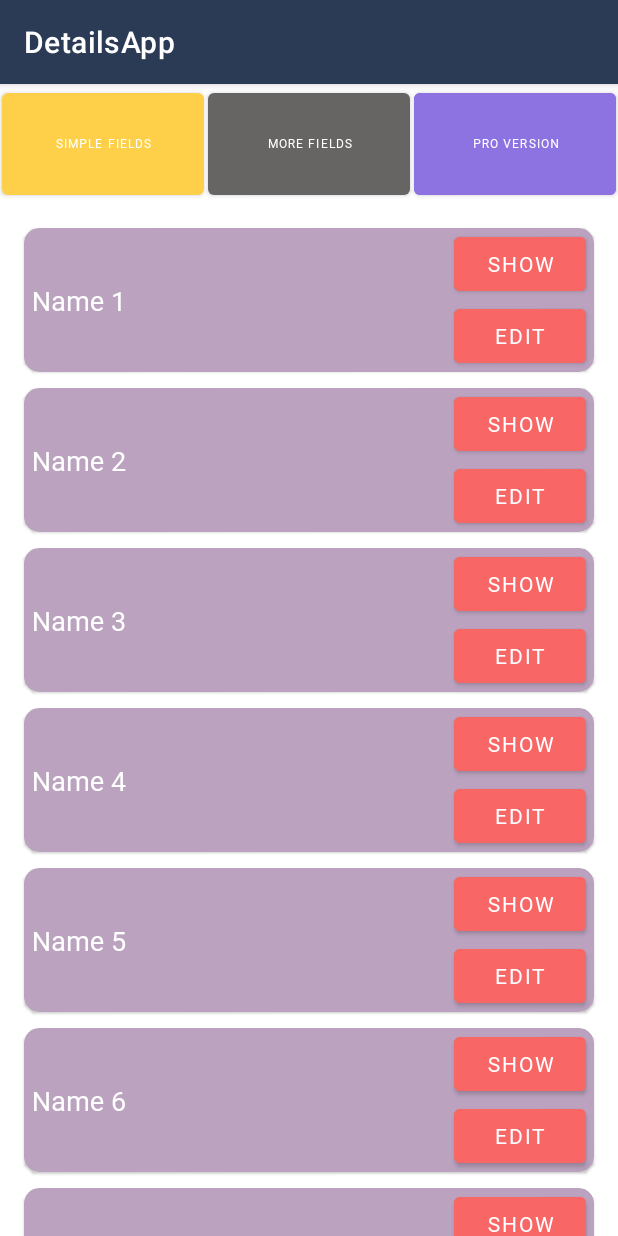
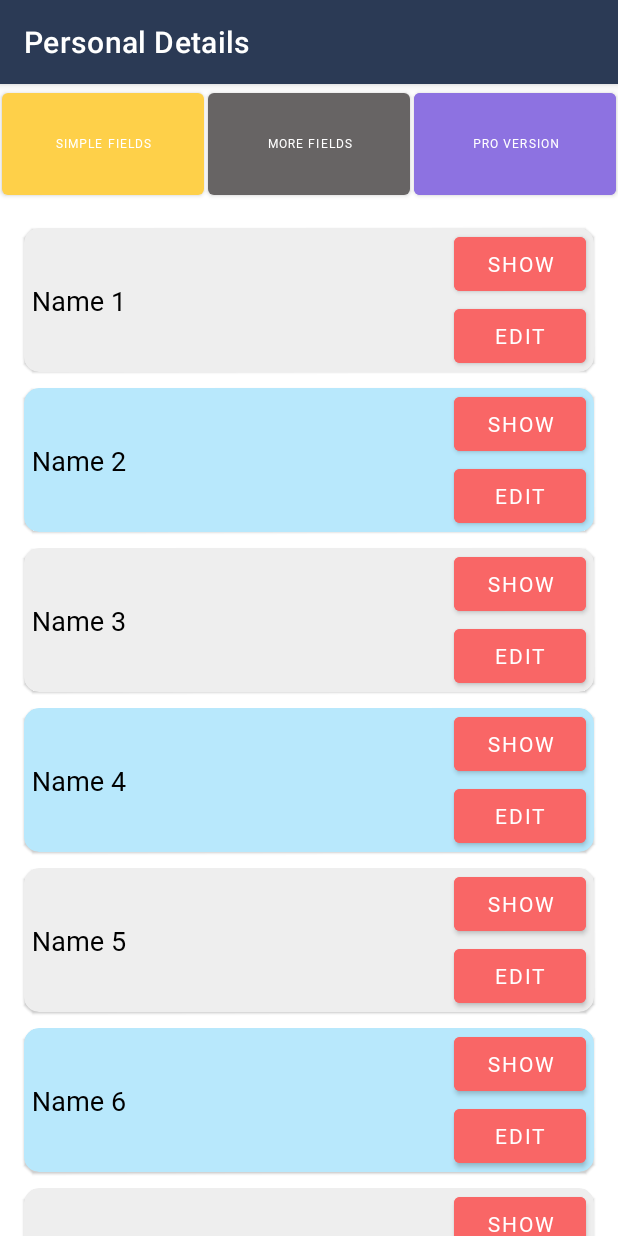
Before and after one commit to rakesharma1987/DetailsApp, an Android app: the screen it shows after launch (MainActivity), on a phone screen of 412 x 824 dp. Run offline under Robolectric (Android 15) with nearby library versions, the light colour scheme and no system bars; our stand-ins replace AdMob, Room's generated code, data binding; 1 statement that could not run was skipped.

Commit message:
all changes done

```diff
--- a/app/src/main/AndroidManifest.xml
+++ b/app/src/main/AndroidManifest.xml
@@ -30,7 +30,6 @@
             android:exported="true">
             <intent-filter>
                 <action android:name="android.intent.action.MAIN" />
-
                 <category android:name="android.intent.category.LAUNCHER" />
             </intent-filter>
 
--- a/app/src/main/java/com/example/detailsapp/DetailsActivity.kt
+++ b/app/src/main/java/com/example/detailsapp/DetailsActivity.kt
@@ -13,6 +13,7 @@ class DetailsActivity : AppCompatActivity() {
     override fun onCreate(savedInstanceState: Bundle?) {
         super.onCreate(savedInstanceState)
         binding = DataBindingUtil.setContentView(this, R.layout.activity_details)
+        supportActionBar!!.title = "Personal Details"
 
         val data = intent.getStringExtra("DATA")
         val detail = Gson().fromJson(data, Details::class.java)
--- a/app/src/main/java/com/example/detailsapp/DetailsAdapter.kt
+++ b/app/src/main/java/com/example/detailsapp/DetailsAdapter.kt
@@ -29,10 +29,16 @@ class DetailsAdapter(private val context: Context, private val detailsList: List
 
     @SuppressLint("SetTextI18n")
     override fun onBindViewHolder(holder: CustomViewHolder, position: Int) {
-        val random = Random()
-        val currectColor =
-            Color.argb(255, random.nextInt(256), random.nextInt(256), random.nextInt(256))
-        holder.layoutCustomRecyclerviewBinding.cardView.setCardBackgroundColor(currectColor)
+//        val random = Random()
+//        val currectColor =
+//            Color.argb(255, random.nextInt(256), random.nextInt(256), random.nextInt(256))
+//        holder.layoutCustomRecyclerviewBinding.cardView.setCardBackgroundColor(currectColor)
+        if(position % 2 == 0){
+            holder.layoutCustomRecyclerviewBinding.cardView.setCardBackgroundColor(context.getColor(R.color.card_background_color_even))
+        }else{
+            holder.layoutCustomRecyclerviewBinding.cardView.setCardBackgroundColor(context.getColor(R.color.card_background_color_odd))
+        }
+
         val details = detailsList[position]
         holder.layoutCustomRecyclerviewBinding.tvDetails.text = "${details.name}"
 
--- a/app/src/main/java/com/example/detailsapp/MainActivity.kt
+++ b/app/src/main/java/com/example/detailsapp/MainActivity.kt
@@ -39,7 +39,10 @@ class MainActivity : AppCompatActivity(), View.OnClickListener {
     override fun onCreate(savedInstanceState: Bundle?) {
         super.onCreate(savedInstanceState)
         binding = DataBindingUtil.setContentView(this, R.layout.activity_main)
+//        setSupportActionBar(binding.myToolbar)
+//        binding.toolbarTitle.text = "Personal Details"
 
+        supportActionBar!!.title = "Personal Details"
         MobileAds.initialize(this)
         adRequest = AdRequest.Builder().build()
         interstitialAd = InterstitialAd(this)
--- a/app/src/main/res/layout/layout_custom_recyclerview.xml
+++ b/app/src/main/res/layout/layout_custom_recyclerview.xml
@@ -14,7 +14,8 @@
         app:cardCornerRadius="10dp"
         app:cardElevation="1dp"
         android:layout_margin="5dp"
-        app:cardPreventCornerOverlap="false">
+        app:cardPreventCornerOverlap="false"
+        android:theme="@style/Theme.MaterialComponents.Light">
 
         <androidx.constraintlayout.widget.ConstraintLayout
             android:layout_width="match_parent"
@@ -32,7 +33,7 @@
                 android:layout_marginLeft="5dp"
                 android:textSize="@dimen/txt_size"
                 android:fontFamily="@font/lato_bold"
-                android:textColor="@color/white"/>
+                android:textColor="@color/black"/>
 
             <Button
                 android:layout_width="wrap_content"
--- a/app/src/main/res/values/colors.xml
+++ b/app/src/main/res/values/colors.xml
@@ -9,4 +9,6 @@
     <color name="white">#FFFFFFFF</color>
     <color name="btn_non_selected_color">#676464</color>
     <color name="btn_selected_color">#FED049</color>
+    <color name="card_background_color_even">#EEEEEE</color>
+    <color name="card_background_color_odd">#B8E8FC</color>
 </resources>
--- a/app/src/main/res/values/strings.xml
+++ b/app/src/main/res/values/strings.xml
@@ -1,5 +1,5 @@
 <resources>
-    <string name="app_name">DetailsApp</string>
+    <string name="app_name">Eavesdropping Privacy</string>
     <!-- TODO: Remove or change this placeholder text -->
     <string name="hello_blank_fragment">Hello blank fragment</string>
 </resources>
```
Also changed, not shown: app/src/main/res/layout/activity_main.xml (+19 -1 lines).
